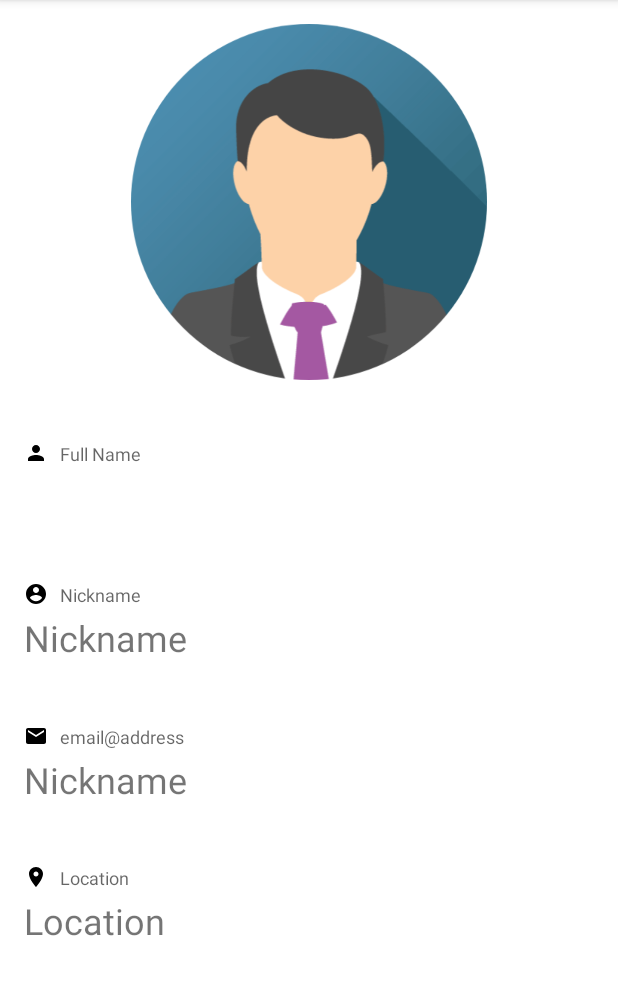
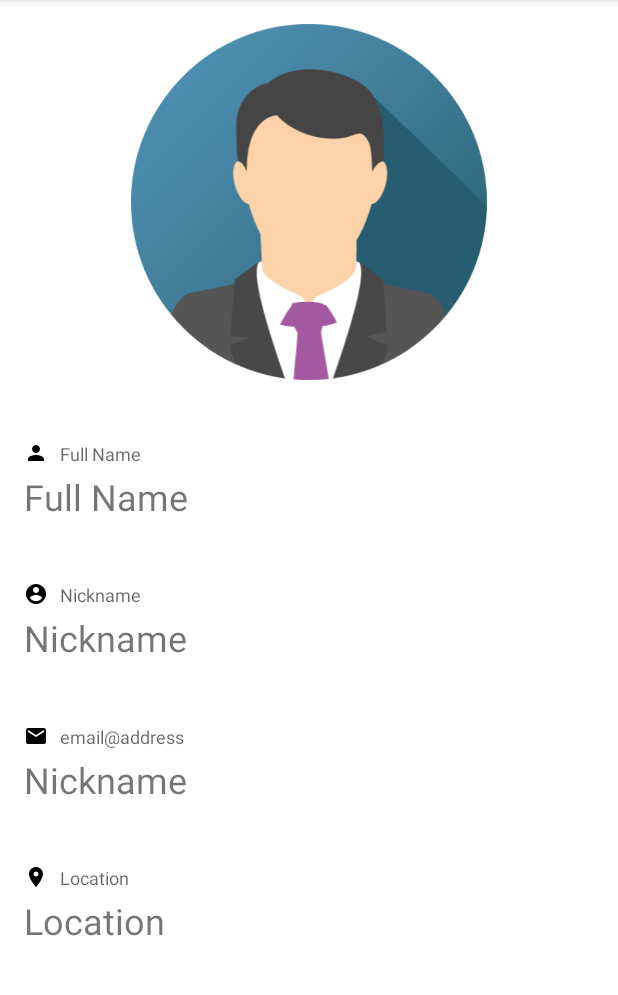
Before and after one commit to peppehermes/splinter-sell, an Android app: the fragment ShowProfile shown on its own in the app's theme, on a phone screen of 412 x 824 dp, the part 84-1079 px from its top. Run offline under Robolectric (Android 15) with nearby library versions, the phone set to English and light mode, and no system bars; 1 statement that could not run was skipped.

Commit message:
Bugfix: hint not appearing in the ShowProfile.

```diff
--- a/app/src/main/res/layout-land/fragment_show_profile.xml
+++ b/app/src/main/res/layout-land/fragment_show_profile.xml
@@ -51,6 +51,7 @@
         android:layout_marginEnd="16dp"
         android:textSize="24sp"
         app:autoSizeTextType="uniform"
+        android:text="@string/fname"
         app:layout_constraintBottom_toTopOf="@+id/nickname"
         app:layout_constraintEnd_toEndOf="parent"
         app:layout_constraintHorizontal_bias="0.5"
--- a/app/src/main/res/layout/fragment_show_profile.xml
+++ b/app/src/main/res/layout/fragment_show_profile.xml
@@ -48,6 +48,7 @@
         android:layout_marginEnd="16dp"
         android:textSize="24sp"
         app:autoSizeTextType="uniform"
+        android:text="@string/fname"
         app:layout_constraintBottom_toTopOf="@+id/nickname"
         app:layout_constraintEnd_toEndOf="parent"
         app:layout_constraintHorizontal_bias="0.0"
```
